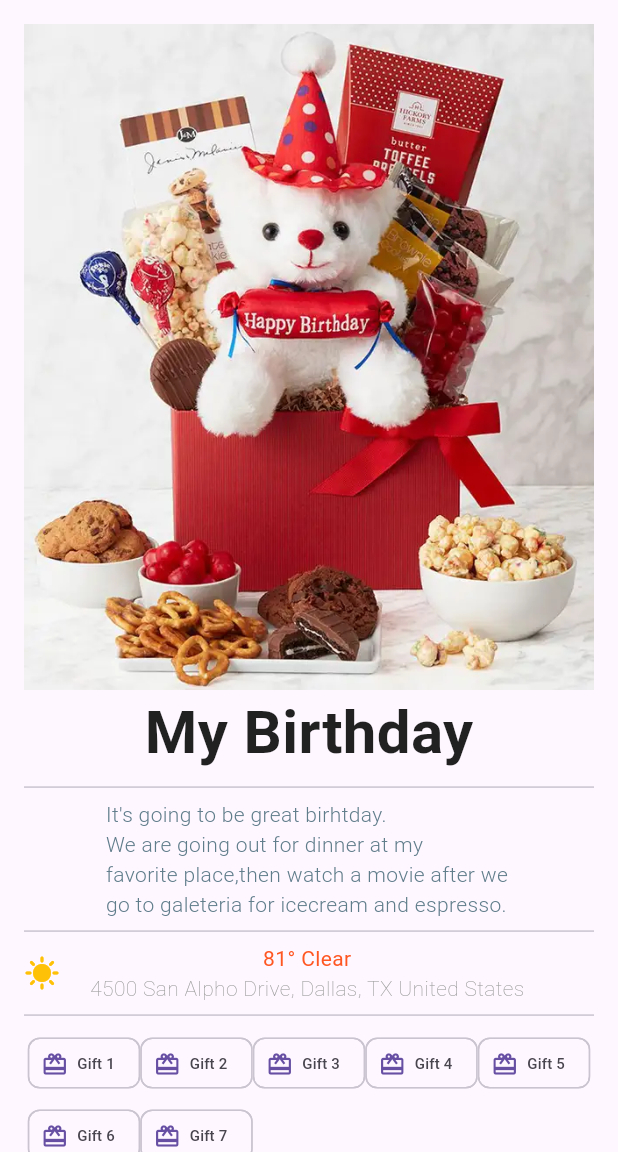
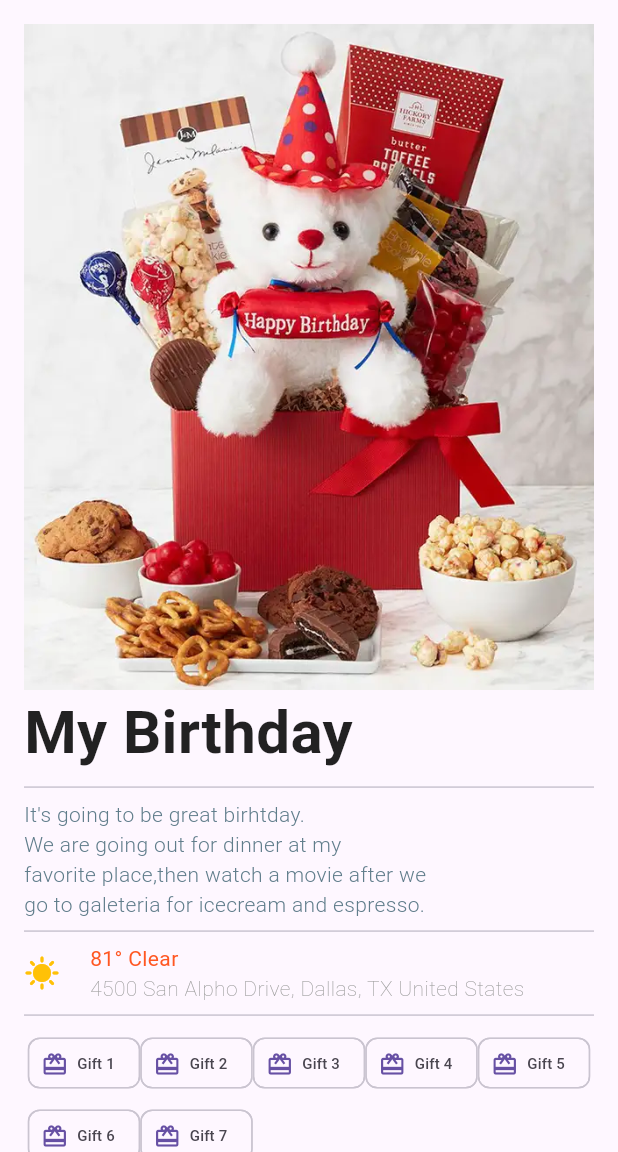
Before and after one commit to DikshitBhatta/Flutter, a Flutter app: the screen it shows after launch, on a phone screen of 412 x 824 dp, the part 84-1236 px from its top. Run offline on Flutter 3.47's test engine with Material 3 defaults, Android fonts, the phone set to English and light mode, and no system bars; missing offline and left inert: dart:ffi.

Commit message:
layout changes

```diff
--- a/layout/lib/Pages/home.dart
+++ b/layout/lib/Pages/home.dart
@@ -1,4 +1,8 @@
 import 'package:flutter/material.dart';
+import 'package:layout/widgets/footer.dart';
+import 'package:layout/widgets/giftwrapper.dart';
+import 'package:layout/widgets/widget_header.dart';
+import 'package:layout/widgets/widget_weather.dart';
 
 class Home extends StatefulWidget {
   @override
@@ -24,98 +28,13 @@
           padding: EdgeInsets.all(16.00),
           child: Column(
             children: <Widget>[
-              Image(
-                image: AssetImage("assets/images/birthday.jpg"),
-              ),
-              Text(
-                'My Birthday',
-                style: TextStyle(
-                    fontSize: 40.00,
-                    fontWeight: FontWeight.bold,
-                    color: Colors.black87),
-              ),
+              const WidgetHeader(),
               Divider(),
-              Text(
-                '''It's going to be great birhtday.
-We are going out for dinner at my
-favorite place,then watch a movie after we
-go to galeteria for icecream and espresso. ''',
-                style: TextStyle(
-                  color: Colors.blueGrey,
-                  fontWeight: FontWeight.w300,
-                ),
-              ),
+              const WidgetWeather(),
               Divider(),
-              Row(
-                children: <Widget>[
-                  Icon(
-                    Icons.sunny,
-                    color: Colors.amber,
-                    weight: 100.00,
-                  ),
-                  SizedBox(
-                    width: 20.00,
-                  ),
-                  Column(
-                    children: <Widget>[
-                      Text(
-                        '81° Clear',
-                        textAlign: TextAlign.left,
-                        style: TextStyle(color: Colors.deepOrange),
-                      ),
-                      Text(
-                        '4500 San Alpho Drive, Dallas, TX United States',
-                        style: TextStyle(
-                            color: Colors.grey, fontWeight: FontWeight.w100),
-                      ),
-                    ],
-                  ),
-                ],
-              ),
+              const Giftwrapper(),
               Divider(),
-              Wrap(
-                children: List.generate(
-                  7,
-                  (int index) {
-                    return Chip(
-                      label: Text(
-                        "Gift ${index + 1}",
-                        style: TextStyle(fontSize: 10.00),
-                      ),
-                      avatar: Icon(Icons.card_giftcard),
-                    );
-                  },
-                ),
-              ),
-              Divider(),
-              Row(
-                mainAxisAlignment: MainAxisAlignment.spaceEvenly,
-                children: <Widget>[
-                  CircleAvatar(
-                    radius: 40.00,
-                    backgroundImage: AssetImage("assets/images/burger.jpg"),
-                  ),
-                  CircleAvatar(
-                    radius: 40.00,
-                    backgroundImage: AssetImage("assets/images/melon.jpg"),
-                  ),
-                  CircleAvatar(
-                    radius: 40.00,
-                    backgroundImage: AssetImage("assets/images/pasta.jpeg"),
-                  ),
-                  SizedBox(
-                    width: 15.00,
-                  ),
-                  Column(
-                    crossAxisAlignment: CrossAxisAlignment.end,
-                    children: <Widget>[
-                      Icon(Icons.cake),
-                      Icon(Icons.star),
-                      Icon(Icons.music_note),
-                    ],
-                  )
-                ],
-              )
+              const Footer(),
             ],
           ),
         ),
--- /dev/null
+++ b/layout/lib/widgets/footer.dart
@@ -0,0 +1,36 @@
+import 'package:flutter/material.dart';
+
+class Footer extends StatelessWidget {
+  const Footer({Key? key}) : super(key: key);
+  @override
+  Widget build(BuildContext context) {
+    return Row(
+      mainAxisAlignment: MainAxisAlignment.spaceEvenly,
+      children: <Widget>[
+        CircleAvatar(
+          radius: 40.00,
+          backgroundImage: AssetImage("assets/images/burger.jpg"),
+        ),
+        CircleAvatar(
+          radius: 40.00,
+          backgroundImage: AssetImage("assets/images/melon.jpg"),
+        ),
+        CircleAvatar(
+          radius: 40.00,
+          backgroundImage: AssetImage("assets/images/pasta.jpeg"),
+        ),
+        SizedBox(
+          width: 15.00,
+        ),
+        Column(
+          crossAxisAlignment: CrossAxisAlignment.end,
+          children: <Widget>[
+            Icon(Icons.cake),
+            Icon(Icons.star),
+            Icon(Icons.music_note),
+          ],
+        )
+      ],
+    );
+  }
+}
--- /dev/null
+++ b/layout/lib/widgets/giftwrapper.dart
@@ -0,0 +1,22 @@
+import 'package:flutter/material.dart';
+
+class Giftwrapper extends StatelessWidget {
+  const Giftwrapper({Key? key}) : super(key: key);
+  @override
+  Widget build(BuildContext context) {
+    return Wrap(
+      children: List.generate(
+        7,
+        (int index) {
+          return Chip(
+            label: Text(
+              "Gift ${index + 1}",
+              style: TextStyle(fontSize: 10.00),
+            ),
+            avatar: Icon(Icons.card_giftcard),
+          );
+        },
+      ),
+    );
+  }
+}
--- /dev/null
+++ b/layout/lib/widgets/widget_header.dart
@@ -0,0 +1,36 @@
+import 'package:flutter/material.dart';
+
+class WidgetHeader extends StatelessWidget {
+  const WidgetHeader({Key? key}) : super(key: key);
+  @override
+  Widget build(BuildContext context) {
+    return Container(
+      child: Column(
+        crossAxisAlignment: CrossAxisAlignment.start,
+        children: <Widget>[
+          Image(
+            image: AssetImage("assets/images/birthday.jpg"),
+          ),
+          Text(
+            'My Birthday',
+            style: TextStyle(
+                fontSize: 40.00,
+                fontWeight: FontWeight.bold,
+                color: Colors.black87),
+          ),
+          Divider(),
+          Text(
+            '''It's going to be great birhtday.
+We are going out for dinner at my
+favorite place,then watch a movie after we
+go to galeteria for icecream and espresso. ''',
+            style: TextStyle(
+              color: Colors.blueGrey,
+              fontWeight: FontWeight.w300,
+            ),
+          ),
+        ],
+      ),
+    );
+  }
+}
--- /dev/null
+++ b/layout/lib/widgets/widget_weather.dart
@@ -0,0 +1,34 @@
+import 'package:flutter/material.dart';
+
+class WidgetWeather extends StatelessWidget {
+  const WidgetWeather({Key? key}) : super(key: key);
+  @override
+  Widget build(BuildContext context) {
+    return Row(
+      children: <Widget>[
+        Icon(
+          Icons.sunny,
+          color: Colors.amber,
+          weight: 100.00,
+        ),
+        SizedBox(
+          width: 20.00,
+        ),
+        Column(
+          crossAxisAlignment: CrossAxisAlignment.start,
+          children: <Widget>[
+            Text(
+              '81° Clear',
+              textAlign: TextAlign.left,
+              style: TextStyle(color: Colors.deepOrange),
+            ),
+            Text(
+              '4500 San Alpho Drive, Dallas, TX United States',
+              style: TextStyle(color: Colors.grey, fontWeight: FontWeight.w100),
+            ),
+          ],
+        ),
+      ],
+    );
+  }
+}
```
